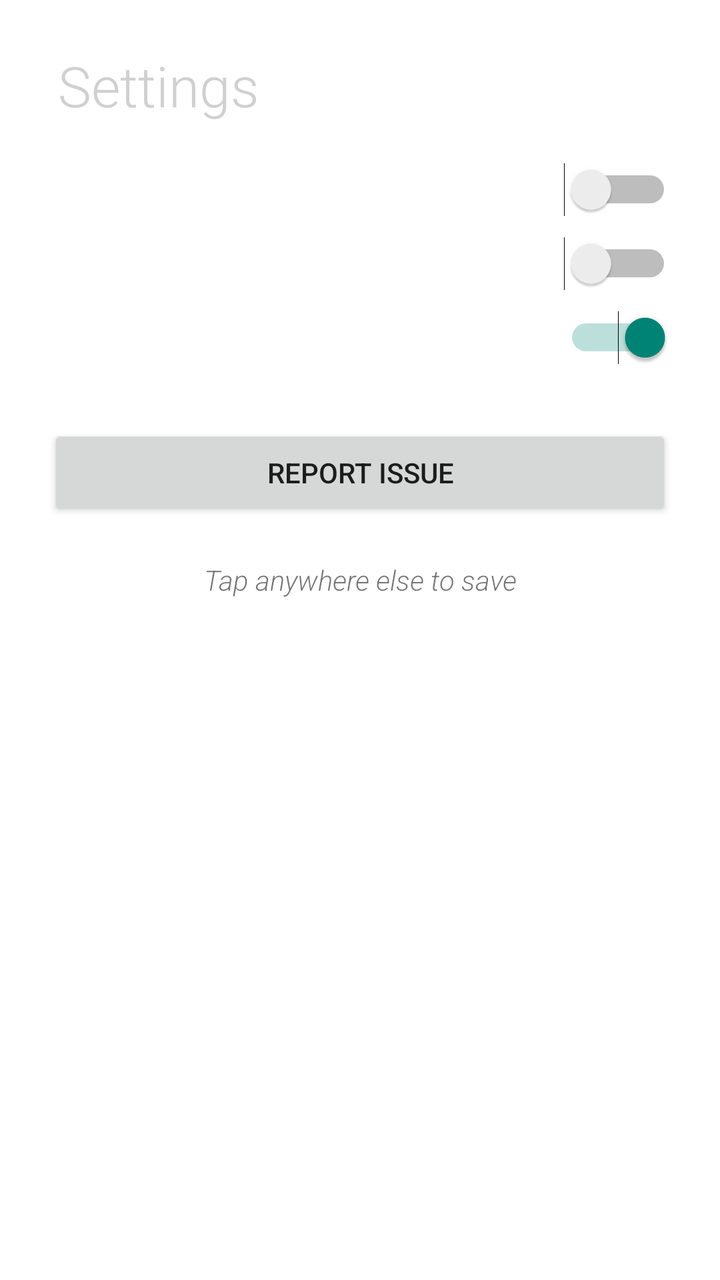
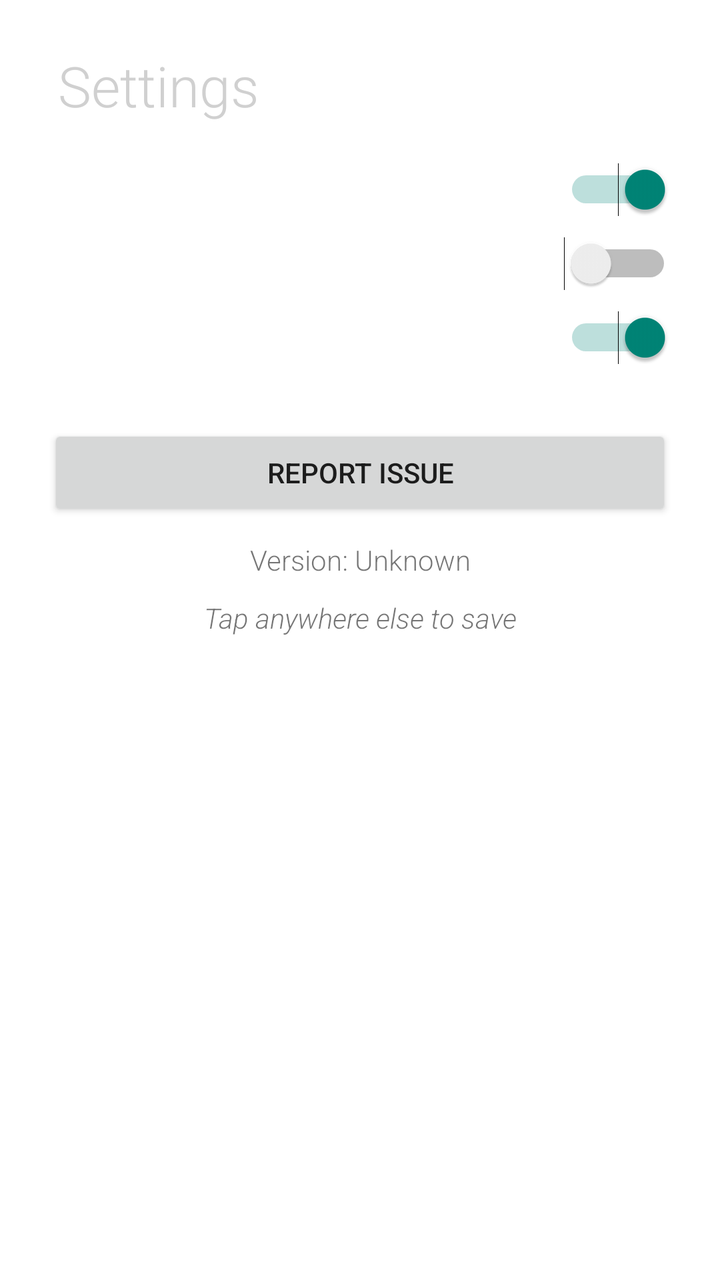

An Android layout rendered at two revisions. The XML below is the earlier revision; the diff shows what the commit changed to produce the second picture.
<!-- AndroidManifest.xml: application theme Theme.Transparent -->
<!-- res/layout/settings.xml -->
<?xml version="1.0" encoding="utf-8"?>
<LinearLayout xmlns:android="http://schemas.android.com/apk/res/android"
    android:layout_width="match_parent"
    android:layout_height="wrap_content"
    android:orientation="vertical"
    android:padding="24dp">

    <TextView
        android:id="@+id/text4"
        android:layout_width="match_parent"
        android:layout_height="wrap_content"
        android:layout_gravity="center_horizontal"
        android:fontFamily="sans-serif-light"
        android:paddingLeft="5dp"
        android:text="Settings"
        android:textAlignment="textStart"
        android:textColor="@color/grey"
        android:textSize="28sp" />

    <Space
        android:layout_width="match_parent"
        android:layout_height="20dp" />

    <Switch
        android:id="@+id/lteOnlyToggle"
        android:layout_width="match_parent"
        android:layout_height="wrap_content"
        android:paddingLeft="10dp"
        android:text="Use only 4G/5G"
        android:textColor="@color/white" />

    <Space
        android:layout_width="match_parent"
        android:layout_height="10dp" />

    <Switch
        android:id="@+id/networkStatsToggle"
        android:layout_width="match_parent"
        android:layout_height="wrap_content"
        android:paddingLeft="10dp"
        android:text="Show network stats"
        android:textColor="@color/white" />

    <Space
        android:layout_width="match_parent"
        android:layout_height="10dp" />

    <Switch
        android:id="@+id/really_pay_toggle"
        android:layout_width="match_parent"
        android:layout_height="wrap_content"
        android:checked="true"
        android:paddingLeft="10dp"
        android:text="Make a real payment"
        android:textColor="@color/white" />

    <Space
        android:layout_width="match_parent"
        android:layout_height="30dp" />

    <Button
        android:id="@+id/report_bug_button"
        android:layout_width="match_parent"
        android:layout_height="wrap_content"
        android:text="REPORT ISSUE" />

    <Space
        android:layout_width="match_parent"
        android:layout_height="20dp" />

    <TextView
        android:id="@+id/textView4"
        android:layout_width="match_parent"
        android:layout_height="wrap_content"
        android:fontFamily="sans-serif-light"
        android:text="Tap anywhere else to save"
        android:textAlignment="center"
        android:textStyle="italic" />


</LinearLayout>
<!-- resources referenced by this layout -->
<resources>
  <color name="grey">#D0D0D0</color>
  <color name="white">#FFFFFFFF</color>
  <style name="Theme.Transparent" parent="Theme.AppCompat.DayNight.NoActionBar">
          <item name="android:windowIsTranslucent">true</item>
          <item name="android:windowBackground">@android:color/transparent</item>
          <item name="android:windowContentOverlay">@null</item>
          <item name="android:windowNoTitle">true</item>
          <item name="android:windowIsFloating">false</item>
          <item name="android:backgroundDimEnabled">false</item>
      </style>
</resources>

<!-- the commit's change to res/layout/settings.xml (unified diff, before → after) -->
@@ -25,6 +25,8 @@
         android:id="@+id/lteOnlyToggle"
         android:layout_width="match_parent"
         android:layout_height="wrap_content"
+        android:checked="true"
+        android:enabled="true"
         android:paddingLeft="10dp"
         android:text="Use only 4G/5G"
         android:textColor="@color/white" />
@@ -66,7 +68,19 @@
 
     <Space
         android:layout_width="match_parent"
-        android:layout_height="20dp" />
+        android:layout_height="10dp" />
+
+    <TextView
+        android:id="@+id/version_text"
+        android:layout_width="match_parent"
+        android:layout_height="wrap_content"
+        android:fontFamily="sans-serif-light"
+        android:text="Version: Unknown"
+        android:textAlignment="center" />
+
+    <Space
+        android:layout_width="match_parent"
+        android:layout_height="10dp" />
 
     <TextView
         android:id="@+id/textView4"
